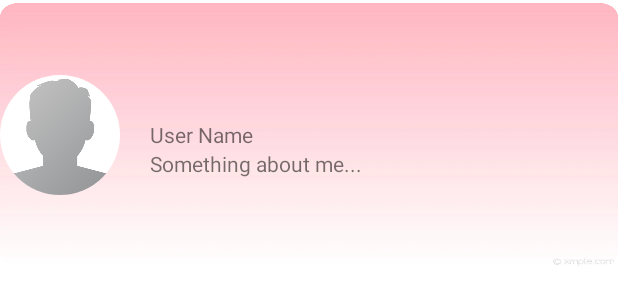
After one commit to Micoder-dev/ChatApp-FE-UI, an Android app: the layout drawer_header.xml on its own in the app's theme, with its tools: preview values and no code run, on a phone screen of 412 x 824 dp. The commit adds this screen. Shown: the top 305 px of the screen. Run offline under Robolectric (Android 15) with nearby library versions, the phone set to English and light mode, and no system bars.

Commit message:
nav drawer added with UI

```diff
--- /dev/null
+++ b/app/src/main/res/layout/drawer_header.xml
@@ -0,0 +1,34 @@
+<?xml version="1.0" encoding="utf-8"?>
+<RelativeLayout xmlns:android="http://schemas.android.com/apk/res/android"
+    android:layout_width="match_parent"
+    android:layout_height="176dp"
+    android:background="@drawable/drawer_header_bg"
+    android:layout_marginTop="2dp">
+
+    <de.hdodenhof.circleimageview.CircleImageView
+        android:id="@+id/drawer_profile_image"
+        android:layout_width="80dp"
+        android:layout_height="80dp"
+        android:src="@drawable/profile_image"
+        android:layout_centerVertical="true"/>
+
+    <TextView
+        android:id="@+id/drawer_user_name"
+        android:layout_width="match_parent"
+        android:layout_height="wrap_content"
+        android:text="User Name"
+        android:layout_toRightOf="@+id/drawer_profile_image"
+        android:layout_centerVertical="true"
+        android:layout_marginLeft="20dp"/>
+
+    <TextView
+        android:id="@+id/drawer_user_status"
+        android:layout_width="match_parent"
+        android:layout_height="wrap_content"
+        android:text="Something about me..."
+        android:layout_toRightOf="@+id/drawer_profile_image"
+        android:layout_below="@+id/drawer_user_name"
+        android:layout_marginLeft="20dp"/>
+
+
+</RelativeLayout>
--- a/app/src/main/res/values/strings.xml
+++ b/app/src/main/res/values/strings.xml
@@ -2,4 +2,8 @@
     <string name="app_name">WhatsAppClone</string>
     <!-- TODO: Remove or change this placeholder text -->
     <string name="hello_blank_fragment">Hello blank fragment</string>
+
+    <string name="start">Start</string>
+    <string name="close">Close</string>
+
 </resources>
```
Also changed, not shown: app/src/main/java/com/micoder/whatsappclone/MainActivity.java (+78 -1 lines), app/src/main/res/layout/activity_main.xml (+46 -19 lines), app/src/main/res/menu/navigation_drawer.xml (added, +50 -0 lines), app/src/main/res/drawable/drawer_about_developer.png (added), app/src/main/res/drawable/drawer_bmc.png (added), app/src/main/res/drawable/drawer_find_friends.png (added), app/src/main/res/drawable/drawer_friend_request.png (added), app/src/main/res/drawable/drawer_github.png (added), app/src/main/res/drawable/drawer_header_bg.png (added), app/src/main/res/drawable/drawer_info.png (added), app/src/main/res/drawable/drawer_profile.png (added).
